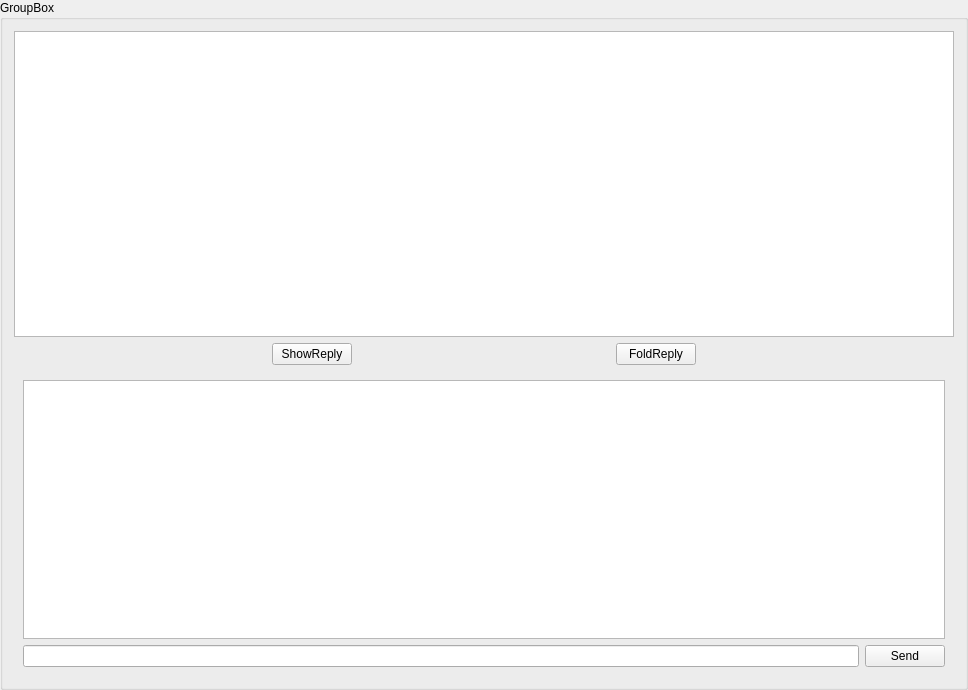
This is Jobs-of-SoftwareEngineer/Codeing/Scut/comment.ui in CSLP/CPP as Qt 5 draws it before an edit. The edited form follows.
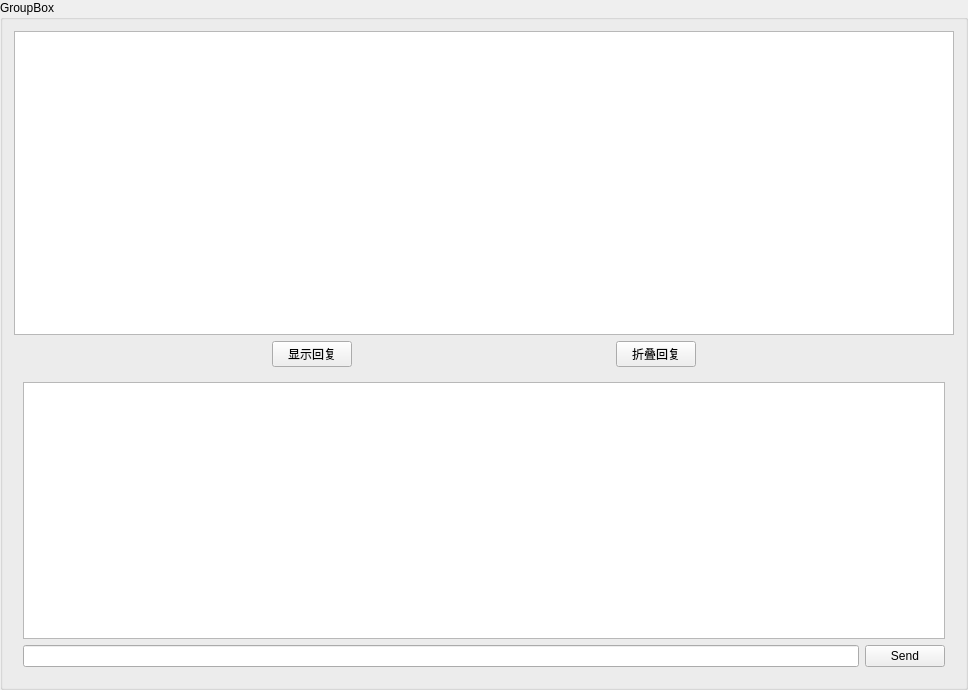
This is the edited form.

Diff of the .ui file:
```diff
--- a/Jobs-of-SoftwareEngineer/Codeing/Scut/comment.ui
+++ b/Jobs-of-SoftwareEngineer/Codeing/Scut/comment.ui
@@ -37,8 +37,13 @@
      </item>
      <item>
       <widget class="QPushButton" name="showPushButton">
+       <property name="font">
+        <font>
+         <family>FZSongS-Extended</family>
+        </font>
+       </property>
        <property name="text">
-        <string>ShowReply</string>
+        <string>显示回复</string>
        </property>
       </widget>
      </item>
@@ -57,8 +62,13 @@
      </item>
      <item>
       <widget class="QPushButton" name="foldPushButton">
+       <property name="font">
+        <font>
+         <family>FZSongS-Extended</family>
+        </font>
+       </property>
        <property name="text">
-        <string>FoldReply</string>
+        <string>折叠回复</string>
        </property>
       </widget>
      </item>
```
